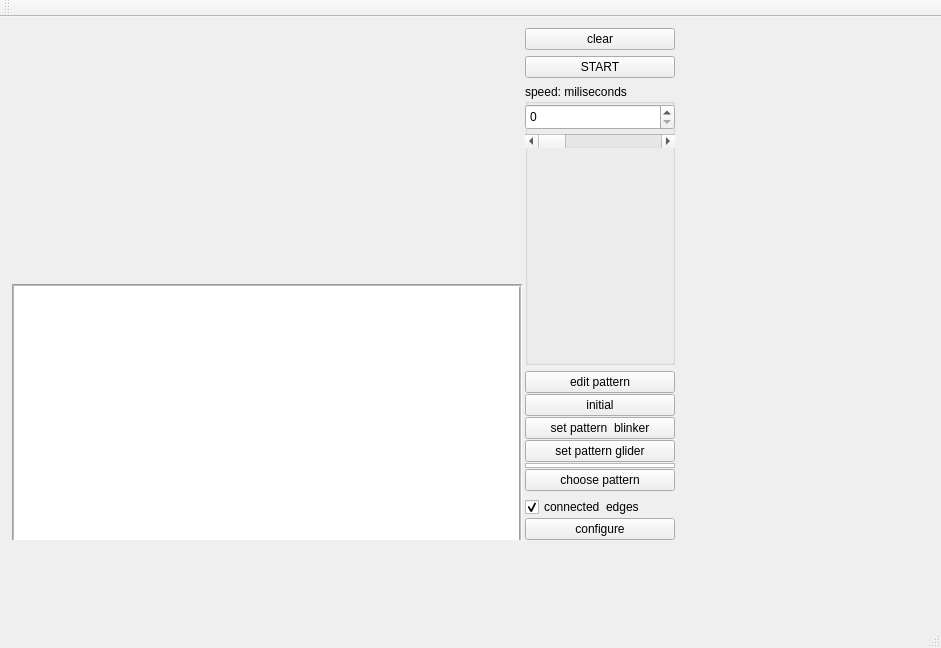
Above: mainwindow.ui from plapacz6/Qt_gameOfLife before the change. Below: the same form after it.
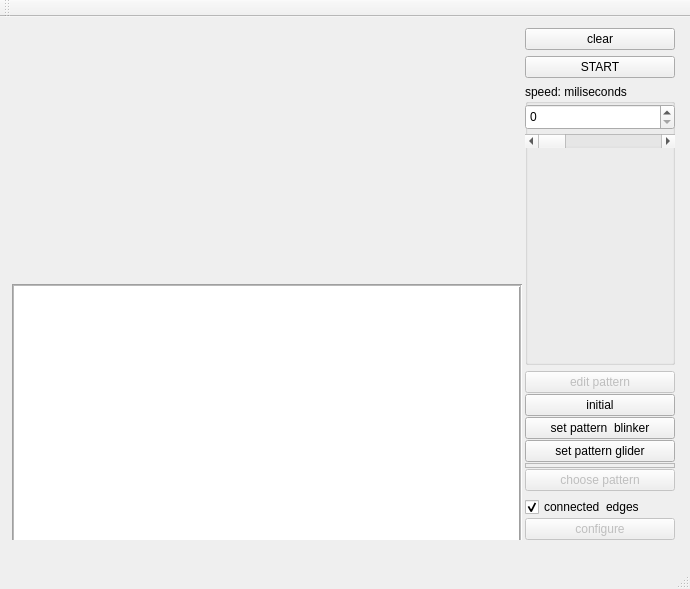
That is the form after the change.

What changed in the file:
```diff
--- a/mainwindow.ui
+++ b/mainwindow.ui
@@ -6,8 +6,8 @@
    <rect>
     <x>0</x>
     <y>0</y>
-    <width>941</width>
-    <height>648</height>
+    <width>690</width>
+    <height>589</height>
    </rect>
   </property>
   <property name="sizePolicy">
@@ -31,8 +31,8 @@
      <rect>
       <x>0</x>
       <y>0</y>
-      <width>938</width>
-      <height>633</height>
+      <width>683</width>
+      <height>514</height>
      </rect>
     </property>
     <property name="sizePolicy">
@@ -299,6 +299,9 @@
          </property>
          <item>
           <widget class="QPushButton" name="pushButton_EditSwitch">
+           <property name="enabled">
+            <bool>false</bool>
+           </property>
            <property name="sizePolicy">
             <sizepolicy hsizetype="Fixed" vsizetype="Fixed">
              <horstretch>0</horstretch>
@@ -375,6 +378,9 @@
          </item>
          <item>
           <widget class="QListView" name="listView_patterns">
+           <property name="enabled">
+            <bool>false</bool>
+           </property>
            <property name="sizePolicy">
             <sizepolicy hsizetype="Fixed" vsizetype="Fixed">
              <horstretch>0</horstretch>
@@ -397,6 +403,9 @@
          </item>
          <item>
           <widget class="QPushButton" name="pushButton_choose">
+           <property name="enabled">
+            <bool>false</bool>
+           </property>
            <property name="sizePolicy">
             <sizepolicy hsizetype="Fixed" vsizetype="Fixed">
              <horstretch>0</horstretch>
@@ -460,6 +469,9 @@
          </item>
          <item>
           <widget class="QPushButton" name="pushButton_conf">
+           <property name="enabled">
+            <bool>false</bool>
+           </property>
            <property name="sizePolicy">
             <sizepolicy hsizetype="Fixed" vsizetype="Fixed">
              <horstretch>0</horstretch>
@@ -573,7 +585,7 @@
     <rect>
      <x>0</x>
      <y>0</y>
-     <width>941</width>
+     <width>690</width>
      <height>22</height>
     </rect>
    </property>
```
